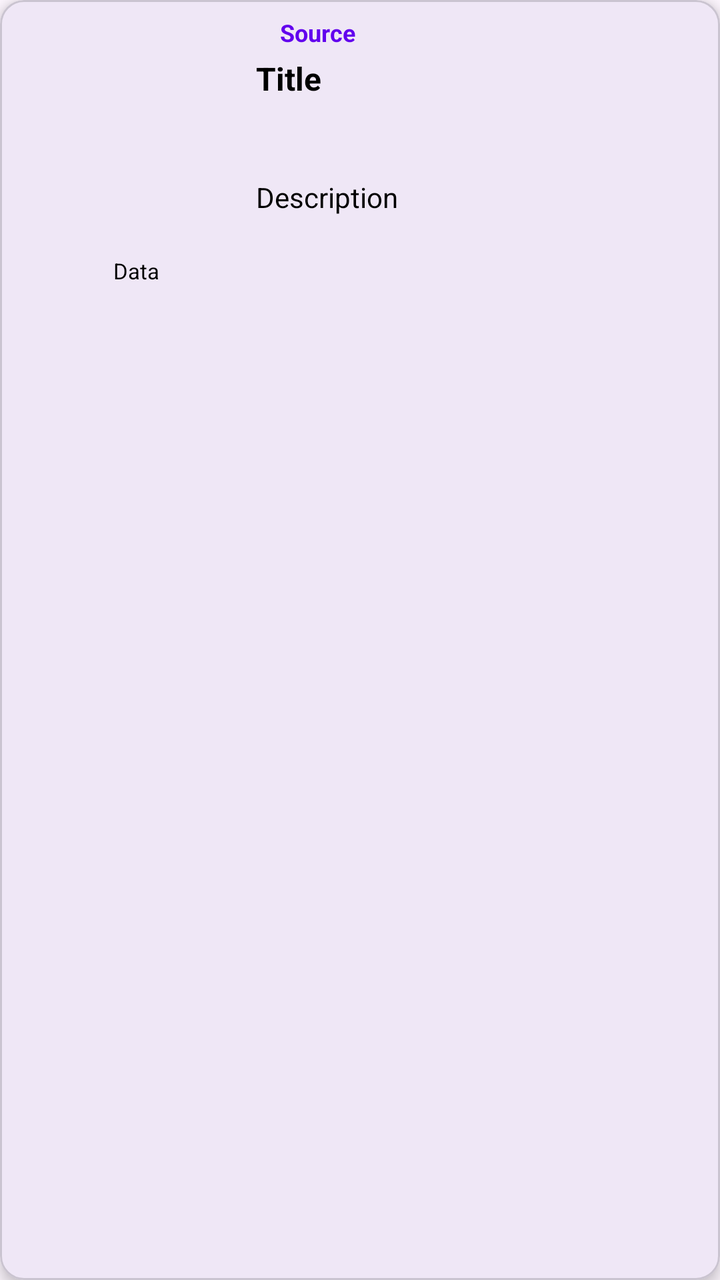
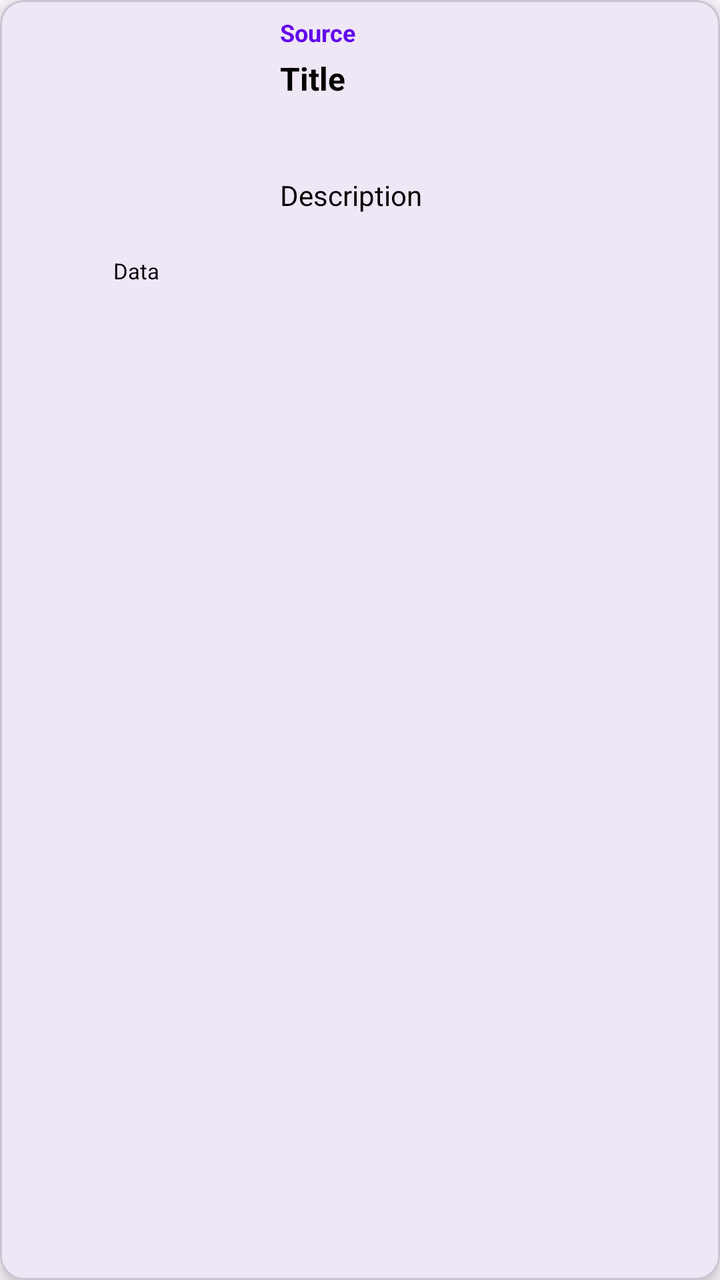

Compare the two renders of this Android layout. The source of the first and the diff that turns it into the second are given below.
<!-- AndroidManifest.xml: application theme Theme.News -->
<!-- res/layout/item_article.xml -->
<?xml version="1.0" encoding="utf-8"?>
<com.google.android.material.card.MaterialCardView xmlns:android="http://schemas.android.com/apk/res/android"
    xmlns:tools="http://schemas.android.com/tools"
    android:layout_width="match_parent"
    android:layout_height="match_parent"
    xmlns:app="http://schemas.android.com/apk/res-auto"
    android:layout_margin="8dp"
    app:cardCornerRadius="12dp"
    app:cardElevation="4dp">

    <androidx.constraintlayout.widget.ConstraintLayout
        android:layout_width="match_parent"
        android:layout_height="wrap_content"
        android:padding="8dp">

        <ImageView
            android:id="@+id/ivArticleImage"
            android:layout_width="120dp"
            android:layout_height="120dp"
            android:scaleType="centerCrop"
            app:layout_constraintStart_toStartOf="parent"
            app:layout_constraintTop_toTopOf="parent" />

        <TextView
            android:id="@+id/tvSource"
            android:layout_width="0dp"
            android:layout_height="wrap_content"
            android:layout_marginStart="12dp"
            android:text="Source"
            android:textColor="@color/design_default_color_primary"
            android:textSize="12sp"
            android:textStyle="bold"
            app:layout_constraintEnd_toEndOf="parent"
            app:layout_constraintStart_toEndOf="@id/ivArticleImage"
            app:layout_constraintTop_toTopOf="parent" />

        <TextView
            android:id="@+id/tvTitle"
            android:layout_width="0dp"
            android:layout_height="wrap_content"
            android:ellipsize="end"
            android:maxLines="2"
            android:text="Title"
            android:layout_marginTop="4dp"
            android:textColor="@color/black"
            android:textSize="16sp"
            android:textStyle="bold"
            app:layout_constraintEnd_toEndOf="parent"
            app:layout_constraintHorizontal_bias="0.0"
            app:layout_constraintStart_toEndOf="@+id/ivArticleImage"
            app:layout_constraintTop_toBottomOf="@+id/tvSource" />

        <TextView
            android:id="@+id/tvDescription"
            android:layout_width="0dp"
            android:layout_height="wrap_content"
            android:layout_marginTop="4dp"
            android:ellipsize="end"
            android:maxLines="2"
            android:text="Description"
            android:textColor="@color/black"
            android:textSize="14sp"
            app:layout_constraintBottom_toBottomOf="parent"
            app:layout_constraintEnd_toEndOf="parent"
            app:layout_constraintStart_toEndOf="@+id/ivArticleImage"
            app:layout_constraintTop_toBottomOf="@+id/tvTitle" />

        <TextView
            android:id="@+id/tvPublishedAt"
            android:layout_width="wrap_content"
            android:layout_height="wrap_content"
            android:text="Data"
            android:textColor="@color/black"
            android:textSize="11sp"
            app:layout_constraintEnd_toEndOf="@+id/ivArticleImage"
            app:layout_constraintStart_toStartOf="@+id/ivArticleImage"
            app:layout_constraintTop_toBottomOf="@+id/ivArticleImage" />

    </androidx.constraintlayout.widget.ConstraintLayout>

</com.google.android.material.card.MaterialCardView>
<!-- resources referenced by this layout -->
<resources>
  <color name="black">#FF000000</color>
  <style name="Theme.News" parent="Base.Theme.News" />
  <style name="Base.Theme.News" parent="Theme.Material3.DayNight.NoActionBar">
          
          
      </style>
</resources>

<!-- the commit's change to res/layout/item_article.xml (unified diff, before → after) -->
@@ -2,7 +2,7 @@
 <com.google.android.material.card.MaterialCardView xmlns:android="http://schemas.android.com/apk/res/android"
     xmlns:tools="http://schemas.android.com/tools"
     android:layout_width="match_parent"
-    android:layout_height="match_parent"
+    android:layout_height="wrap_content"
     xmlns:app="http://schemas.android.com/apk/res-auto"
     android:layout_margin="8dp"
     app:cardCornerRadius="12dp"
@@ -42,6 +42,7 @@
             android:maxLines="2"
             android:text="Title"
             android:layout_marginTop="4dp"
+            android:layout_marginLeft="12dp"
             android:textColor="@color/black"
             android:textSize="16sp"
             android:textStyle="bold"
@@ -54,7 +55,8 @@
             android:id="@+id/tvDescription"
             android:layout_width="0dp"
             android:layout_height="wrap_content"
-            android:layout_marginTop="4dp"
+            android:layout_marginTop="2dp"
+            android:layout_marginLeft="12dp"
             android:ellipsize="end"
             android:maxLines="2"
             android:text="Description"
